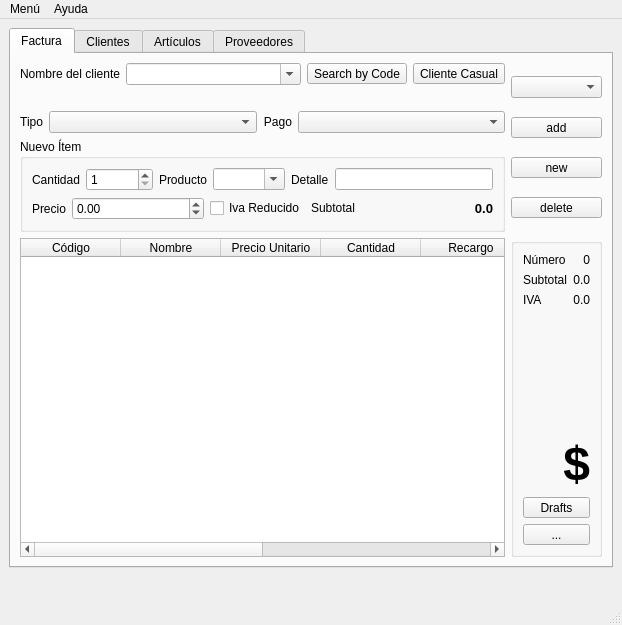
This is banta/res/ui/main.ui in jerobarraco/banta as Qt 5 draws it before an edit. The edited form follows.
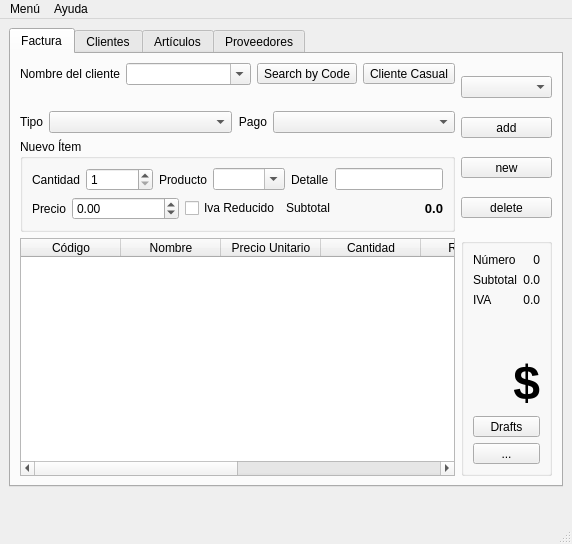
This is the edited form. Icons and pictures are not drawn.

```diff
--- a/banta/res/ui/main.ui
+++ b/banta/res/ui/main.ui
@@ -2,17 +2,6 @@
 <ui version="4.0">
  <class>MainWindow</class>
  <widget class="QMainWindow" name="MainWindow">
-  <property name="windowModality">
-   <enum>Qt::ApplicationModal</enum>
-  </property>
-  <property name="geometry">
-   <rect>
-    <x>0</x>
-    <y>0</y>
-    <width>622</width>
-    <height>625</height>
-   </rect>
-  </property>
   <property name="sizePolicy">
    <sizepolicy hsizetype="MinimumExpanding" vsizetype="MinimumExpanding">
     <horstretch>0</horstretch>
@@ -906,6 +895,16 @@
         </property>
        </spacer>
       </item>
+      <item>
+       <widget class="QLabel" name="lb_server">
+        <property name="text">
+         <string/>
+        </property>
+        <property name="pixmap">
+         <pixmap resource="../rc.qrc">:/same/SamegameCore/pics/redStar.png</pixmap>
+        </property>
+       </widget>
+      </item>
      </layout>
     </item>
    </layout>
```
Left out of the diff: 3 changed lines with no effect on the pictures.
